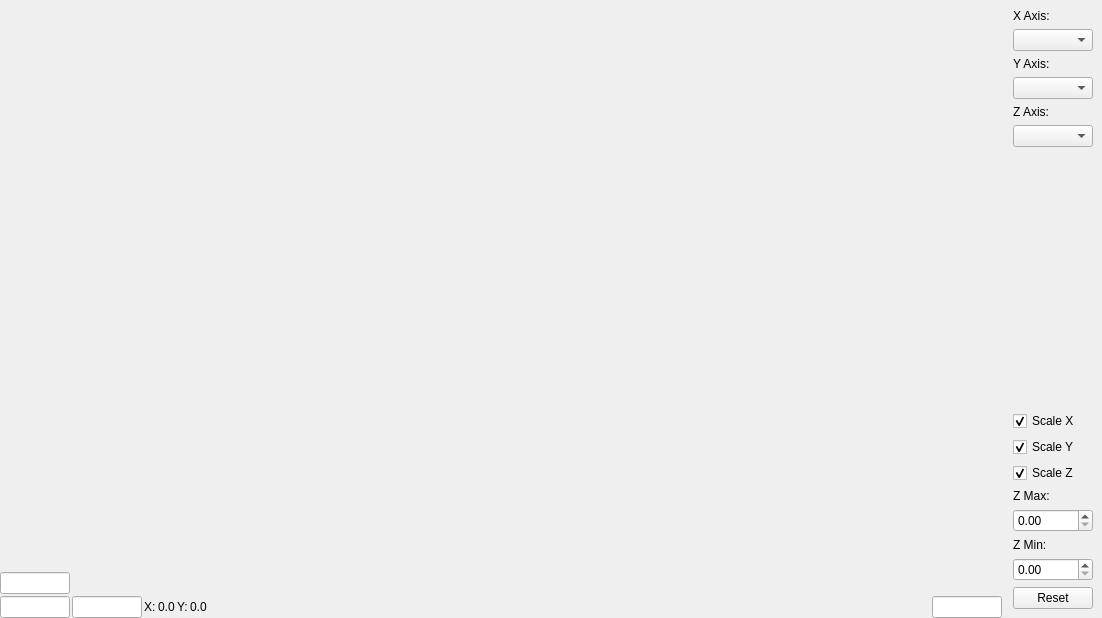
powder-phun/quadrupole, file ui/three_d_chart.ui: the form before one commit.
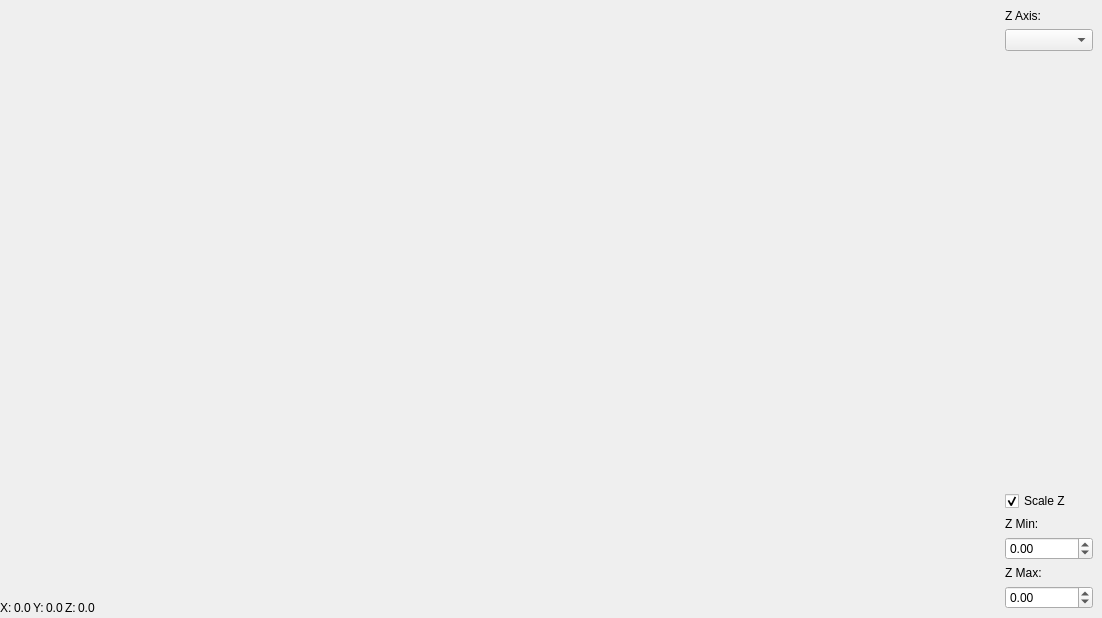
The form after the commit.

Commit message: Fixed bad chart size

```diff
--- a/ui/three_d_chart.ui
+++ b/ui/three_d_chart.ui
@@ -30,90 +30,22 @@
     <number>0</number>
    </property>
    <item>
-    <layout class="QVBoxLayout" name="verticalLayout_3">
+    <layout class="QVBoxLayout" name="verticalLayout_3" stretch="1,0">
      <item>
-      <widget class="QWidget" name="chart" native="true">
-       <property name="sizePolicy">
-        <sizepolicy hsizetype="Expanding" vsizetype="Expanding">
-         <horstretch>0</horstretch>
-         <verstretch>0</verstretch>
-        </sizepolicy>
+      <layout class="QHBoxLayout" name="chartLayout">
+       <property name="sizeConstraint">
+        <enum>QLayout::SetDefaultConstraint</enum>
        </property>
-      </widget>
-     </item>
-     <item>
-      <layout class="QHBoxLayout" name="horizontalLayout_2">
        <property name="bottomMargin">
         <number>0</number>
        </property>
        <item>
-        <widget class="QLineEdit" name="maxYEdit">
-         <property name="sizePolicy">
-          <sizepolicy hsizetype="Fixed" vsizetype="Fixed">
-           <horstretch>0</horstretch>
-           <verstretch>0</verstretch>
-          </sizepolicy>
-         </property>
-         <property name="maximumSize">
-          <size>
-           <width>70</width>
-           <height>16777215</height>
-          </size>
-         </property>
-         <property name="text">
-          <string/>
-         </property>
-        </widget>
-       </item>
-       <item>
-        <spacer name="horizontalSpacer_2">
-         <property name="orientation">
-          <enum>Qt::Horizontal</enum>
-         </property>
-         <property name="sizeHint" stdset="0">
-          <size>
-           <width>40</width>
-           <height>20</height>
-          </size>
-         </property>
-        </spacer>
+        <widget class="QWidget" name="chart" native="true"/>
        </item>
       </layout>
      </item>
      <item>
       <layout class="QHBoxLayout" name="horizontalLayout_3">
-       <item>
-        <widget class="QLineEdit" name="minYEdit">
-         <property name="sizePolicy">
-          <sizepolicy hsizetype="Fixed" vsizetype="Fixed">
-           <horstretch>0</horstretch>
-           <verstretch>0</verstretch>
-          </sizepolicy>
-         </property>
-         <property name="maximumSize">
-          <size>
-           <width>70</width>
-           <height>16777215</height>
-          </size>
-         </property>
-        </widget>
-       </item>
-       <item>
-        <widget class="QLineEdit" name="minXEdit">
-         <property name="sizePolicy">
-          <sizepolicy hsizetype="Fixed" vsizetype="Fixed">
-           <horstretch>0</horstretch>
-           <verstretch>0</verstretch>
-          </sizepolicy>
-         </property>
-         <property name="maximumSize">
-          <size>
-           <width>70</width>
-           <height>16777215</height>
-          </size>
-         </property>
-        </widget>
-       </item>
        <item>
         <widget class="QLabel" name="label">
          <property name="text">
@@ -142,6 +74,20 @@
          </property>
         </widget>
        </item>
+       <item>
+        <widget class="QLabel" name="label_2">
+         <property name="text">
+          <string>Z:</string>
+         </property>
+        </widget>
+       </item>
+       <item>
+        <widget class="QLabel" name="zLabel">
+         <property name="text">
+          <string>0.0</string>
+         </property>
+        </widget>
+       </item>
        <item>
         <spacer name="horizontalSpacer">
          <property name="orientation">
@@ -155,22 +101,6 @@
          </property>
         </spacer>
        </item>
-       <item>
-        <widget class="QLineEdit" name="maxXEdit">
-         <property name="sizePolicy">
-          <sizepolicy hsizetype="Fixed" vsizetype="Fixed">
-           <horstretch>0</horstretch>
-           <verstretch>0</verstretch>
-          </sizepolicy>
-         </property>
-         <property name="maximumSize">
-          <size>
-           <width>70</width>
-           <height>16777215</height>
-          </size>
-         </property>
-        </widget>
-       </item>
       </layout>
      </item>
     </layout>
@@ -180,26 +110,6 @@
      <layout class="QVBoxLayout" name="verticalLayout_2">
       <item>
        <layout class="QVBoxLayout" name="rightVLayout">
-        <item>
-         <widget class="QLabel" name="label_2">
-          <property name="text">
-           <string>X Axis:</string>
-          </property>
-         </widget>
-        </item>
-        <item>
-         <widget class="QComboBox" name="xAxisCombobox"/>
-        </item>
-        <item>
-         <widget class="QLabel" name="label_5">
-          <property name="text">
-           <string>Y Axis:</string>
-          </property>
-         </widget>
-        </item>
-        <item>
-         <widget class="QComboBox" name="yAxisCombobox"/>
-        </item>
         <item>
          <widget class="QLabel" name="label_6">
           <property name="text">
@@ -223,26 +133,6 @@
           </property>
          </spacer>
         </item>
-        <item>
-         <widget class="QCheckBox" name="scaleXCheckbox">
-          <property name="text">
-           <string>Scale X</string>
-          </property>
-          <property name="checked">
-           <bool>true</bool>
-          </property>
-         </widget>
-        </item>
-        <item>
-         <widget class="QCheckBox" name="scaleYCheckbox">
-          <property name="text">
-           <string>Scale Y</string>
-          </property>
-          <property name="checked">
-           <bool>true</bool>
-          </property>
-         </widget>
-        </item>
         <item>
          <widget class="QCheckBox" name="scaleZCheckbox">
           <property name="text">
@@ -253,16 +143,6 @@
           </property>
          </widget>
         </item>
-        <item>
-         <widget class="QLabel" name="label_4">
-          <property name="text">
-           <string>Z Max:</string>
-          </property>
-         </widget>
-        </item>
-        <item>
-         <widget class="QDoubleSpinBox" name="zMaxSpinbox"/>
-        </item>
         <item>
          <widget class="QLabel" name="label_7">
           <property name="text">
@@ -271,12 +151,29 @@
          </widget>
         </item>
         <item>
-         <widget class="QDoubleSpinBox" name="zMinSpinbox"/>
+         <widget class="QDoubleSpinBox" name="zMinSpinbox">
+          <property name="minimum">
+           <double>-9999999999999999538762658202121142272.000000000000000</double>
+          </property>
+          <property name="maximum">
+           <double>100000000000000004384584304507619735463404765184.000000000000000</double>
+          </property>
+         </widget>
         </item>
         <item>
-         <widget class="QPushButton" name="resetButton">
+         <widget class="QLabel" name="label_4">
           <property name="text">
-           <string>Reset</string>
+           <string>Z Max:</string>
+          </property>
+         </widget>
+        </item>
+        <item>
+         <widget class="QDoubleSpinBox" name="zMaxSpinbox">
+          <property name="minimum">
+           <double>-9999999999999999931398190359470212947659194368.000000000000000</double>
+          </property>
+          <property name="maximum">
+           <double>9999999999999999932209486743616279764617084419440640.000000000000000</double>
           </property>
          </widget>
         </item>
```
The commit also changes 3 other files.
